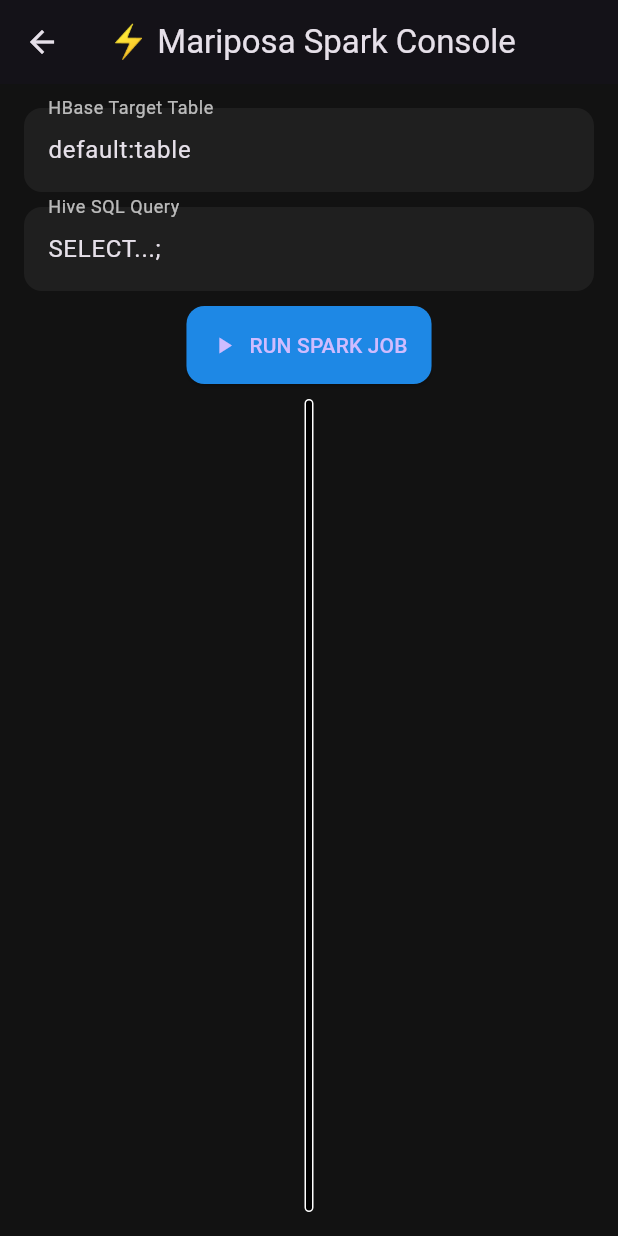
After one commit to mitrakov/mariposa, a Flutter app: the screen it shows after launch, after a tap on "SPARK CONSOLE", on a phone screen of 412 x 824 dp. The commit adds this screen. Run offline on Flutter 3.47's test engine with Material 3 defaults, Android fonts, the phone set to English and light mode, and no system bars; our stand-ins replace shared_preferences, syncfusion_flutter_charts; network calls fail.

Commit message:
Add Run Spark Job from Flutter

```diff
--- /dev/null
+++ b/mariposa-client/lib/console.dart
@@ -0,0 +1,119 @@
+import 'package:flutter/material.dart';
+import 'package:mariposa/api.dart';
+
+class SqlConsolePage extends StatefulWidget {
+  const SqlConsolePage({super.key});
+
+  @override
+  State<SqlConsolePage> createState() => _SqlConsolePageState();
+}
+
+class _SqlConsolePageState extends State<SqlConsolePage> {
+  final TextEditingController _sqlController   = TextEditingController(text: "SELECT...;",);
+  final TextEditingController _tableController = TextEditingController(text: "default:table");
+
+  // 💡 El buffer donde acumularemos los logs de Spark
+  String _logBuffer = "";
+  bool _isExecuting = false;
+  final ScrollController _scrollController = ScrollController();
+  final MariposaApiClient _apiClient = MariposaApiClient();
+
+  // 🚀 Función para disparar el streaming
+  void _executeSparkJob() {
+    setState(() {
+      _logBuffer = "🚀 Iniciando Spark Job en el cluster Mariposa...\n";
+      _isExecuting = true;
+    });
+
+    // 💡 Conectamos con el Dart Stream de nuestra API
+    _apiClient.runSparkJobStream(
+      _sqlController.text.trim(),
+      _tableController.text.trim(),
+    ).listen(
+          (line) {
+            if (!mounted) return;
+        setState(() {
+          _logBuffer += "$line\n";
+        });
+            // 💡 Auto-scroll inteligente: solo baja si hay contenido nuevo
+            WidgetsBinding.instance.addPostFrameCallback((_) {
+              if (_scrollController.hasClients) {
+                _scrollController.animateTo(
+                  _scrollController.position.maxScrollExtent,
+                  duration: const Duration(milliseconds: 300),
+                  curve: Curves.easeOut,
+                );
+              }
+            });
+      },
+      onDone: () {
+        if (mounted) setState(() => _isExecuting = false);
+      },
+      onError: (err) => setState(() {
+        _logBuffer += "❌ ERROR: $err\n";
+        _isExecuting = false;
+      }),
+    );
+  }
+
+  @override
+  Widget build(BuildContext context) {
+    return Scaffold(
+      appBar: AppBar(title: const Text('⚡ Mariposa Spark Console')),
+      body: Padding(
+        padding: const EdgeInsets.all(16.0),
+        child: Column(
+          children: [
+            //  Entrada de Tabla Destino
+            TextField(
+              controller: _tableController,
+              decoration: const InputDecoration(labelText: 'HBase Target Table'),
+            ),
+            const SizedBox(height: 10),
+            //  Editor de SQL
+            TextField(
+              controller: _sqlController,
+              maxLines: null,
+              decoration: const InputDecoration(labelText: 'Hive SQL Query'),
+            ),
+            const SizedBox(height: 10),
+            //  Botón de ejecución
+            ElevatedButton.icon(
+              onPressed: _isExecuting ? null : _executeSparkJob,
+              icon: const Icon(Icons.play_arrow),
+              label: const Text('RUN SPARK JOB'),
+              style: ElevatedButton.styleFrom(
+                backgroundColor: const Color(0xFF1E88E5),
+                padding: const EdgeInsets.all(16),
+                shape: RoundedRectangleBorder(borderRadius: BorderRadius.circular(12)),
+              ),
+            ),
+            const SizedBox(height: 10),
+            //  LA CONSOLA: Donde los Streams cobran vida
+            Expanded(
+              child: Container(
+                padding: const EdgeInsets.all(2),
+                decoration: BoxDecoration(
+                  color: Colors.black,
+                  borderRadius: BorderRadius.circular(8),
+                  border: Border.all(color: Colors.white),
+                ),
+                child: SingleChildScrollView(
+                  controller: _scrollController,
+                  child: Text(
+                    _logBuffer,
+                    style: const TextStyle(
+                      color: Colors.greenAccent, // Estilo "Matrix" / Terminal
+                      fontFamily: 'monospace',
+                      fontSize: 10,
+                    ),
+                  ),
+                ),
+              ),
+            ),
+          ],
+        ),
+      ),
+    );
+  }
+}
--- a/mariposa-client/lib/main.dart
+++ b/mariposa-client/lib/main.dart
@@ -1,5 +1,6 @@
 import 'package:flutter/material.dart';
 import 'package:mariposa/api.dart';
+import 'package:mariposa/console.dart';
 import 'package:mariposa/dataframe.dart';
 import 'package:mariposa/mariposachart.dart';
 
@@ -92,6 +93,17 @@ class _ConnectionInputPageState extends State<ConnectionInputPage> {
         elevation: 0,
         centerTitle: true,
       ),
+      floatingActionButton: FloatingActionButton.extended(
+        onPressed: () {
+          Navigator.push(
+            context,
+            MaterialPageRoute(builder: (context) => const SqlConsolePage()),
+          );
+        },
+        label: const Text('SPARK CONSOLE'),
+        icon: const Icon(Icons.bolt),
+        backgroundColor: const Color(0xFF1E88E5), // Tu azul corporativo
+      ),
       body: Center(
         child: SingleChildScrollView(
           padding: const EdgeInsets.all(24.0),
--- a/mariposa-client/pubspec.yaml
+++ b/mariposa-client/pubspec.yaml
@@ -1,7 +1,7 @@
 name: mariposa
 description: "Mariposa Client"
 
-version: 1.0.2+2
+version: 1.0.3+3
 
 environment:
   sdk: ^3.10.4
```
Also changed, not shown: mariposa-client/lib/api.dart (+27 -0 lines), 5 other files.
